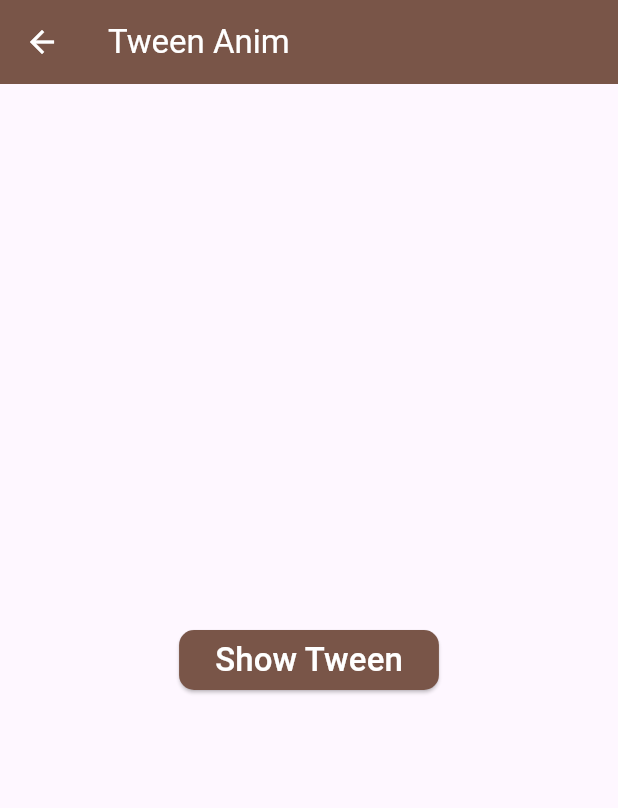
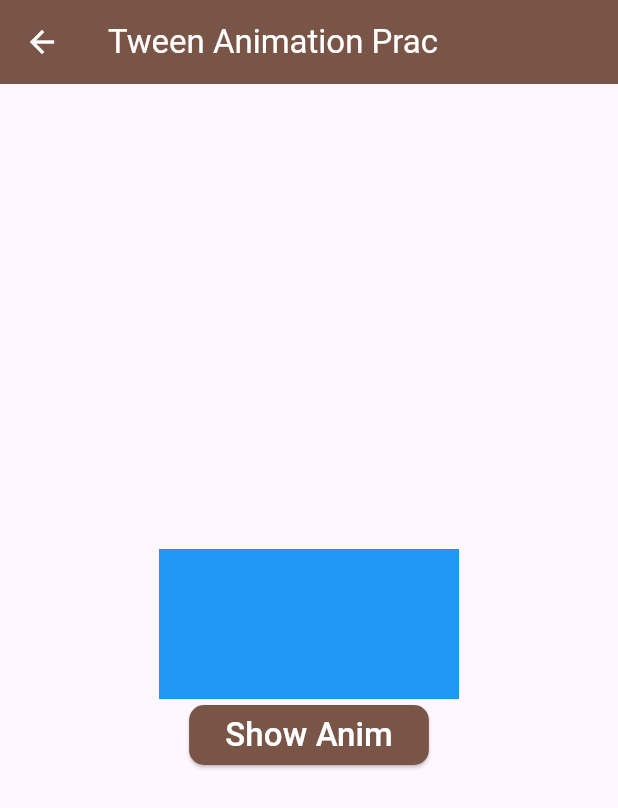
Before and after one commit to Cold-Thunder/flutter-animation, a Flutter app: the TweenAnim screen opened directly, on a phone screen of 412 x 824 dp. Shown: the top 808 px of the screen. Run offline on Flutter 3.47's test engine with Material 3 defaults, Android fonts, the phone set to English and light mode, and no system bars; missing offline and left inert: dart:ffi.

Commit message:
tween animation updated

```diff
--- a/lib/activities/TweenAnim.dart
+++ b/lib/activities/TweenAnim.dart
@@ -3,10 +3,12 @@ import 'package:flutter/material.dart';
 
 class TweenAnim extends StatefulWidget{
   @override
-  _TweenAnim createState()=> _TweenAnim();
+  _TweenAnim createState()=>_TweenAnim();
 }
 class _TweenAnim extends State<TweenAnim> with TickerProviderStateMixin{
-  late Animation animSize;
+  late Animation animWidth;
+  late Animation animHeight;
+  late Animation animRad;
   late Animation animColor;
   late AnimationController animControl;
 
@@ -15,42 +17,41 @@ class _TweenAnim extends State<TweenAnim> with TickerProviderStateMixin{
   @override
   void initState(){
     super.initState;
-    animControl = AnimationController(vsync: this, duration: Duration(seconds: 4));
-    animSize = Tween(begin: 0.0, end: 200.0).animate(animControl);
-    animColor = ColorTween(begin: Colors.red, end: Colors.blue).animate(animControl);
+
+    animControl = AnimationController(vsync: this, duration: Duration(seconds: 3));
+    animWidth = Tween(begin: 200.0, end: 0.0).animate(animControl);
+    animHeight = Tween(begin: 100.0, end: 0.0).animate(animControl);
+    animRad = Tween(begin: 0.0, end: 50.0).animate(animControl);
+    animColor = ColorTween(begin: Colors.blue, end: Colors.red).animate(animControl);
 
     animControl.addListener((){
       setState((){
 
       });
     });
-    // animControl.forward();
   }
 
   void showTween(){
     if(isPressed == true){
       animControl.forward();
-      setState((){
-        isPressed = false;
-      });
     }else{
-      animControl.animateBack(0.0, duration: Duration(seconds: 2), curve: Curves.easeIn);
-      setState((){
-        isPressed = true;
-      });
+      animControl.animateBack(0.0, curve: Curves.easeIn);
     }
+    setState((){
+      isPressed = !isPressed;
+    });
   }
 
   @override
   Widget build(BuildContext context){
     return Scaffold(
       appBar: AppBar(
-        title:const Text('Tween Anim',
-            style: TextStyle(
-                fontSize: 22,
-                color: Colors.white)),
+        title:const Text('Tween Animation Prac',
+          style: TextStyle(
+              fontSize: 22,
+              color: Colors.white),),
         backgroundColor: Colors.brown,
-        iconTheme: const IconThemeData(
+        iconTheme:const IconThemeData(
           color: Colors.white
         )
       ),
@@ -61,28 +62,26 @@ class _TweenAnim extends State<TweenAnim> with TickerProviderStateMixin{
               mainAxisAlignment: MainAxisAlignment.center,
               children: [
                 Container(
-                  height: animSize.value,
-                  width: animSize.value,
+                  height: animHeight.value,
+                  width: animWidth.value,
                   decoration: BoxDecoration(
-                    borderRadius: BorderRadius.circular(10),
-                    color:  animColor.value,
+                      color: animColor.value,
+                      borderRadius: BorderRadius.circular(animRad.value)
                   )
                 ),
                 Container(
                   child: ElevatedButton(
                     style: ElevatedButton.styleFrom(
-                      backgroundColor: Colors.brown,
                       shape: RoundedRectangleBorder(
                         borderRadius: BorderRadius.circular(10),
-                      )
+                      ),
+                      backgroundColor: Colors.brown
                     ),
-                    child: const Text('Show Tween',
+                    child: const Text('Show Anim',
                         style: TextStyle(
                             fontSize: 22,
                             color: Colors.white)),
-                    onPressed: (){
-                      showTween();
-                    }
+                    onPressed: ()=>showTween(),
                   )
                 )
               ]
```
